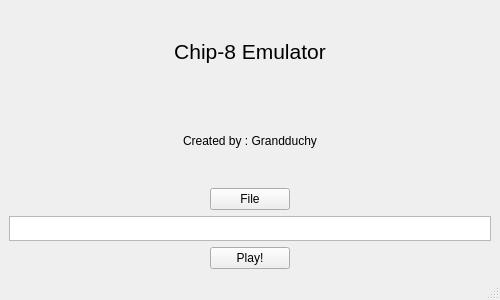
Before: the Qt Designer form mainwindow.ui in Grandduchy/CHIP-8-Emulator, drawn with Qt 5.
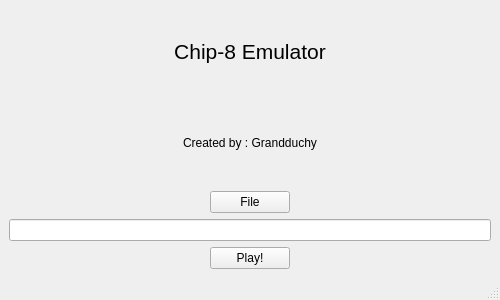
After: the same form once the commit is applied.

```diff
--- a/mainwindow.ui
+++ b/mainwindow.ui
@@ -98,14 +98,7 @@
        </layout>
       </item>
       <item>
-       <widget class="QTextEdit" name="textEdit">
-        <property name="maximumSize">
-         <size>
-          <width>16777215</width>
-          <height>25</height>
-         </size>
-        </property>
-       </widget>
+       <widget class="QLineEdit" name="lineEdit"/>
       </item>
       <item>
        <layout class="QHBoxLayout" name="horizontalLayout_2">
```
